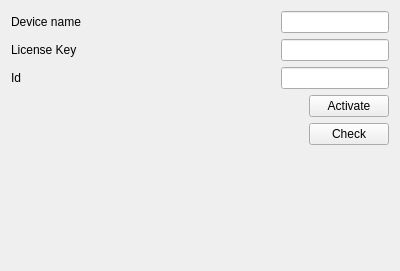
First picture: the form in activatewgt.ui, repository Bloc10FinTech/blockpad, before the edit.
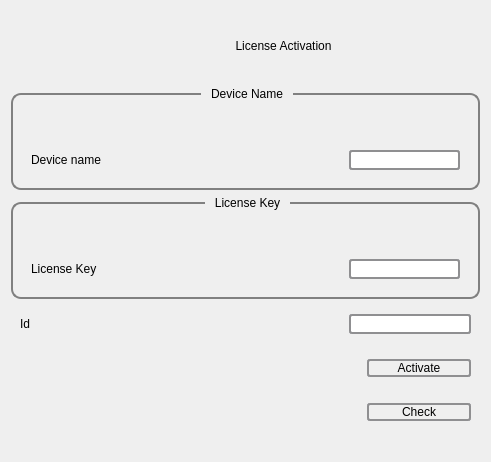
Second picture: the form after the edit.

Commit message: finish license widget + add to register widget id + fix bug with russian text + fix bug with size widget after registration and unlock + increase speed of ticker

The edit to the form file:
```diff
--- a/activatewgt.ui
+++ b/activatewgt.ui
@@ -6,15 +6,105 @@
    <rect>
     <x>0</x>
     <y>0</y>
-    <width>400</width>
-    <height>271</height>
+    <width>491</width>
+    <height>384</height>
    </rect>
   </property>
   <property name="windowTitle">
-   <string>Form</string>
+   <string>BlockPad</string>
+  </property>
+  <property name="styleSheet">
+   <string notr="true">QLineEdit{
+    border: 2px solid #8f8f91;
+    border-radius: 3px;
+}
+
+QPushButton {
+    border: 2px solid #8f8f91;
+    border-radius: 3px;
+    background-color: qlineargradient(x1: 0, y1: 0, x2: 0, y2: 1,
+                                      stop: 0 #f6f7fa, stop: 1 #dadbde);
+	min-width: 100px;
+}
+
+QGroupBox{
+    border: 2px solid grey;
+    border-radius: 10px;
+    margin-top: 6px;
+    padding-top: 8px;
+}
+
+QGroupBox::title {
+    margin: 0 5px;
+    subcontrol-origin: margin;
+    subcontrol-position: top center;
+    padding: 0 3px;
+}</string>
+  </property>
+  <layout class="QVBoxLayout" name="verticalLayout_3">
+   <item>
+    <layout class="QHBoxLayout" name="horizontalLayout_11">
+     <item>
+      <widget class="QLabel" name="labelIcon">
+       <property name="sizePolicy">
+        <sizepolicy hsizetype="Fixed" vsizetype="Fixed">
+         <horstretch>0</horstretch>
+         <verstretch>0</verstretch>
+        </sizepolicy>
+       </property>
+       <property name="minimumSize">
+        <size>
+         <width>70</width>
+         <height>70</height>
+        </size>
+       </property>
+       <property name="maximumSize">
+        <size>
+         <width>70</width>
+         <height>70</height>
+        </size>
+       </property>
+       <property name="text">
+        <string/>
+       </property>
+       <property name="scaledContents">
+        <bool>true</bool>
+       </property>
+      </widget>
+     </item>
+     <item>
+      <widget class="QLabel" name="labelTitle">
+       <property name="text">
+        <string>License Activation</string>
+       </property>
+       <property name="alignment">
+        <set>Qt::AlignCenter</set>
+       </property>
+      </widget>
+     </item>
+    </layout>
+   </item>
+   <item>
+    <widget class="QGroupBox" name="groupBoxDevName">
+     <property name="title">
+      <string>Device Name</string>
   </property>
   <layout class="QVBoxLayout" name="verticalLayout">
+      <property name="spacing">
+       <number>15</number>
+      </property>
    <item>
+       <widget class="QLabel" name="labelDescriptionDevName">
+        <property name="text">
+         <string/>
+        </property>
+        <property name="wordWrap">
+         <bool>true</bool>
+        </property>
+       </widget>
+      </item>
+      <item>
+       <widget class="QWidget" name="widgetDevName" native="true">
     <layout class="QHBoxLayout" name="horizontalLayout">
      <item>
       <widget class="QLabel" name="labelDeviceName">
@@ -52,8 +142,32 @@
       <widget class="QLineEdit" name="lineEditDeviceName"/>
      </item>
     </layout>
-   </item>
+       </widget>
+      </item>
+     </layout>
+    </widget>
+   </item>
    <item>
+    <widget class="QGroupBox" name="groupBoxLicenseKey">
+     <property name="title">
+      <string>License Key</string>
+     </property>
+     <layout class="QVBoxLayout" name="verticalLayout_2">
+      <property name="spacing">
+       <number>15</number>
+      </property>
+      <item>
+       <widget class="QLabel" name="labelDescriptionLicenseKey">
+        <property name="text">
+         <string/>
+        </property>
+        <property name="wordWrap">
+         <bool>true</bool>
+        </property>
+       </widget>
+      </item>
+      <item>
+       <widget class="QWidget" name="widgetLicenseKey" native="true">
     <layout class="QHBoxLayout" name="horizontalLayout_2">
      <item>
       <widget class="QLabel" name="labelLicenseKey">
@@ -91,8 +205,13 @@
       <widget class="QLineEdit" name="lineEditLicenseKey"/>
      </item>
     </layout>
+       </widget>
+      </item>
+     </layout>
+    </widget>
    </item>
    <item>
+    <widget class="QWidget" name="widgetId" native="true">
     <layout class="QHBoxLayout" name="horizontalLayout_5">
      <item>
       <widget class="QLabel" name="labelId">
@@ -130,8 +249,10 @@
       <widget class="QLineEdit" name="lineEditId"/>
      </item>
     </layout>
+    </widget>
    </item>
    <item>
+    <widget class="QWidget" name="widgetActivate" native="true">
     <layout class="QHBoxLayout" name="horizontalLayout_3">
      <item>
       <spacer name="horizontalSpacer_3">
@@ -154,8 +275,10 @@
       </widget>
      </item>
     </layout>
+    </widget>
    </item>
    <item>
+    <widget class="QWidget" name="widgetCheck" native="true">
     <layout class="QHBoxLayout" name="horizontalLayout_4">
      <item>
       <spacer name="horizontalSpacer_4">
@@ -178,6 +301,7 @@
       </widget>
      </item>
     </layout>
+    </widget>
    </item>
    <item>
     <spacer name="verticalSpacer">
@@ -194,9 +318,16 @@
    </item>
    <item>
     <widget class="QLabel" name="labelStatus">
+     <property name="styleSheet">
+      <string notr="true">QLabel[activated=true]{ color : green;}
+QLabel[activated=false]{ color : red;}</string>
+     </property>
      <property name="text">
       <string/>
      </property>
+     <property name="alignment">
+      <set>Qt::AlignCenter</set>
+     </property>
     </widget>
    </item>
   </layout>
```
Lines whose indentation alone changed are shown as unchanged. The commit also changes 19 other files.
